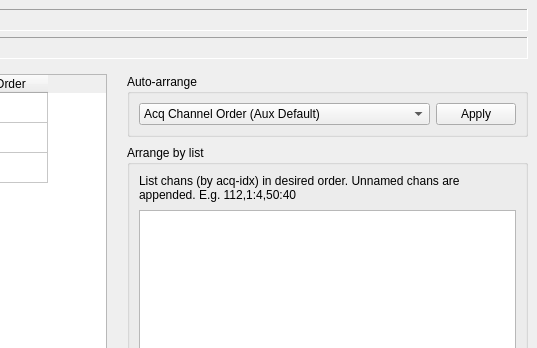
Above: Forms/ChanMappingDlg.ui from billkarsh/SpikeGLX before the change; both pictures show x 123 to 660 and y 0 to 348 of the 660 by 548 pixel window. Below: the same form after it.
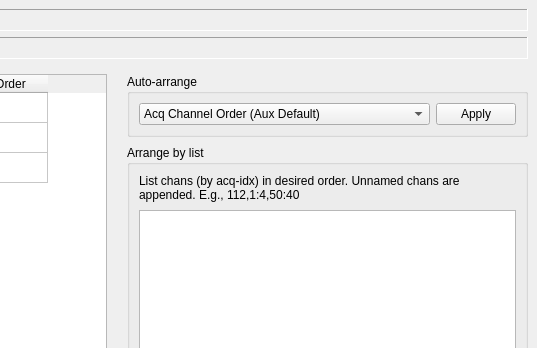
That is the form after the change.

```diff
--- a/Forms/ChanMappingDlg.ui
+++ b/Forms/ChanMappingDlg.ui
@@ -189,7 +189,7 @@
         <item row="0" column="0">
          <widget class="QLabel" name="label">
           <property name="text">
-           <string>List chans (by acq-idx) in desired order. Unnamed chans are appended. E.g. 112,1:4,50:40</string>
+           <string>List chans (by acq-idx) in desired order. Unnamed chans are appended. E.g., 112,1:4,50:40</string>
           </property>
           <property name="alignment">
            <set>Qt::AlignLeading|Qt::AlignLeft|Qt::AlignTop</set>
```
